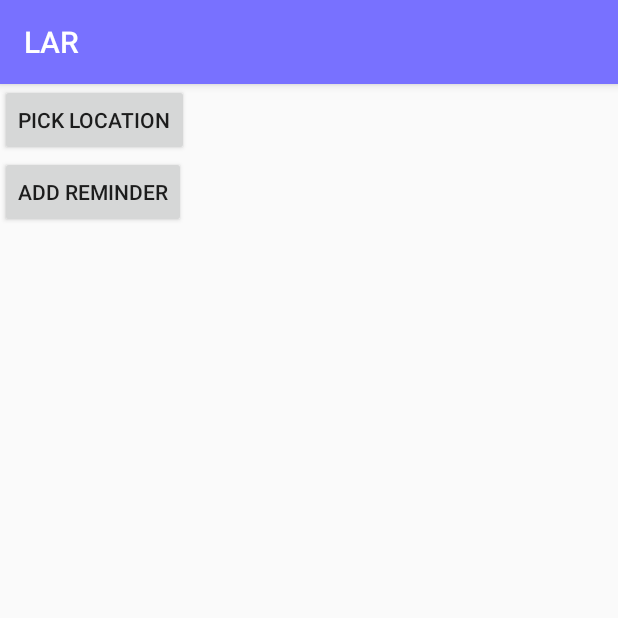
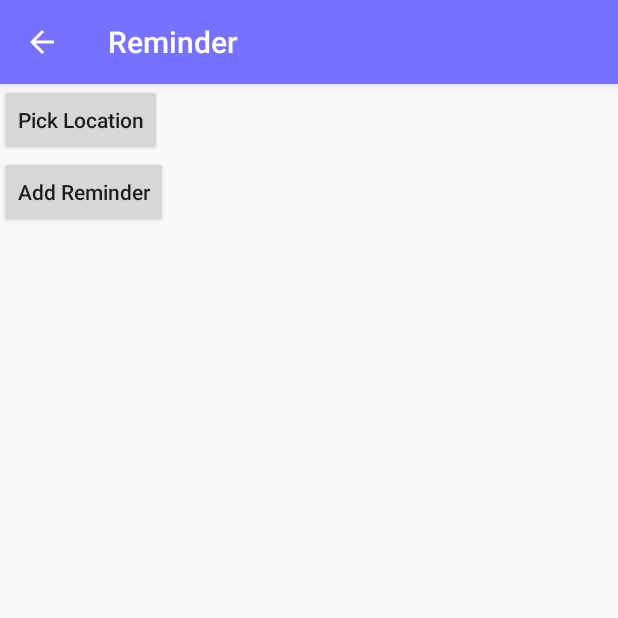
Before and after one commit to smishr16/cse535app, an Android app: the screen it shows after launch (NewTaskActivity), after a tap on an icon or button, on a phone screen of 412 x 824 dp, the top half of it. Run offline under Robolectric (Android 15) with nearby library versions, the phone set to English and light mode, and no system bars.

Commit message:
Added menu items : My Locations, History, Nearby Places, Settings Added buttons to edit screen : Save, Get Directions, Mark as Done Added up button and back button implementation to Reminder screen Added fucntionality to hide buttons for "New" task Added Favourites database table Added Properties database table

```diff
--- a/app/src/main/AndroidManifest.xml
+++ b/app/src/main/AndroidManifest.xml
@@ -22,7 +22,10 @@
             </intent-filter>
         </activity>
         <activity
-            android:name=".activities.NewTaskActivity">
+            android:name=".activities.NewTaskActivity"
+            android:label="@string/label_reminder"
+            android:launchMode="singleTask"
+            android:parentActivityName=".activities.MainActivity" >
         </activity>
         <meta-data
             android:name="com.google.android.gms.version"
--- a/app/src/main/java/asu/edu/cse535/locationawarereminder/activities/MainActivity.java
+++ b/app/src/main/java/asu/edu/cse535/locationawarereminder/activities/MainActivity.java
@@ -21,6 +21,7 @@ public class MainActivity extends AppCompatActivity {
     protected void onCreate(Bundle savedInstanceState) {
         super.onCreate(savedInstanceState);
         setContentView(R.layout.activity_main);
+
         Toolbar toolbar = (Toolbar) findViewById(R.id.toolbar);
         setSupportActionBar(toolbar);
 
@@ -29,11 +30,8 @@ public class MainActivity extends AppCompatActivity {
             @Override
             public void onClick(View view) {
                 Intent intent = new Intent(MainActivity.this, NewTaskActivity.class);
+                intent.putExtra("Type", "New");
                 startActivity(intent);
-                finish();
-                /*Snackbar.make(view, "Replace with your own action", Snackbar.LENGTH_LONG)
-                        .setAction("Action", null).show();*/
-
             }
         });
 
--- a/app/src/main/java/asu/edu/cse535/locationawarereminder/activities/NewTaskActivity.java
+++ b/app/src/main/java/asu/edu/cse535/locationawarereminder/activities/NewTaskActivity.java
@@ -1,11 +1,15 @@
 package asu.edu.cse535.locationawarereminder.activities;
 
+import android.content.Context;
 import android.content.Intent;
 import android.os.Bundle;
+import android.support.v4.app.NavUtils;
 import android.support.v7.app.AppCompatActivity;
+import android.view.MenuItem;
 import android.view.View;
 import android.widget.Button;
 import android.widget.TextView;
+import android.widget.Toast;
 
 import com.google.android.gms.common.GooglePlayServicesNotAvailableException;
 import com.google.android.gms.common.GooglePlayServicesRepairableException;
@@ -25,16 +29,35 @@ import asu.edu.cse535.locationawarereminder.database.Task;
  */
 public class NewTaskActivity extends AppCompatActivity {
 
+    static boolean DEBUG = true;
     static final int PLACE_PICKER_REQUEST = 1;
     static double latitude;
     static double longitude;
+    static String type;
+    static Button buttonSave, buttonGetDirections, buttonMarkDone, buttonPickLocation, buttonAddReminder;
 
     @Override
     protected void onCreate(Bundle savedInstanceState) {
         super.onCreate(savedInstanceState);
         setContentView(R.layout.new_task_activity);
-        /*Toolbar toolbar = (Toolbar) findViewById(R.id.toolbar);
-        setSupportActionBar(toolbar);*/
+
+        // Display up button
+        getSupportActionBar().setDisplayHomeAsUpEnabled(true);
+
+        // Read extras from Intent
+        Bundle extras = getIntent().getExtras();
+        if(extras != null)
+            type = extras.getString("Type");
+
+        buttonSave = (Button)findViewById(R.id.button_save);
+        buttonGetDirections = (Button)findViewById(R.id.button_get_directions);
+        buttonMarkDone = (Button)findViewById(R.id.button_mark_done);
+        buttonAddReminder = (Button)findViewById(R.id.button_add_reminder);
+        buttonPickLocation = (Button)findViewById(R.id.button_picklocation);
+        buttonAddReminder = (Button)findViewById(R.id.button_add_reminder);
+
+        // Method to hide or show controls according to context
+        hideShowControls(getApplicationContext());
 
         // Add onclick for Pick Location button
         Button pickLocation = (Button)findViewById(R.id.button_picklocation);
@@ -55,7 +78,7 @@ public class NewTaskActivity extends AppCompatActivity {
         });
 
         //Add onclick for Add Reminder button
-        Button addRem = (Button)findViewById(R.id.button_add);
+        Button addRem = (Button)findViewById(R.id.button_add_reminder);
         addRem.setOnClickListener(new View.OnClickListener(){
 
             @Override
@@ -80,11 +103,38 @@ public class NewTaskActivity extends AppCompatActivity {
                 LatLng lat_long =  place.getLatLng();
                 latitude = lat_long.latitude;
                 longitude = lat_long.longitude;
-                //String toastMsg = String.format("Place: %s", place.getName());
-                //Toast.makeText(this, toastMsg, Toast.LENGTH_LONG).show();
                 TextView locationText = (TextView)findViewById(R.id.textView_location);
                 locationText.setText(place.getName());
             }
         }
     }
+
+    private void hideShowControls(Context context){
+        if(type.equalsIgnoreCase("New"))
+            hideControlsForNew(context);
+    }
+
+    private static void hideControlsForNew(Context context){
+        buttonMarkDone.setVisibility(View.GONE);
+        buttonGetDirections.setVisibility(View.GONE);
+        buttonSave.setVisibility(View.GONE);
+        if(DEBUG)
+            Toast.makeText(context, "Few buttons have been hidden", Toast.LENGTH_SHORT).show();
+    }
+
+    @Override
+    public boolean onOptionsItemSelected(MenuItem item) {
+        switch (item.getItemId()) {
+            // Respond to the action bar's Up/Home button
+            case android.R.id.home:
+                NavUtils.navigateUpFromSameTask(this);
+                return true;
+        }
+        return super.onOptionsItemSelected(item);
+    }
+
+    @Override
+    public void onBackPressed() {
+        super.onBackPressed();
+    }
 }
--- a/app/src/main/java/asu/edu/cse535/locationawarereminder/database/DBManager.java
+++ b/app/src/main/java/asu/edu/cse535/locationawarereminder/database/DBManager.java
@@ -12,8 +12,9 @@ import android.widget.Toast;
 public class DBManager {
 
     private static SQLiteDatabase db;
+    private static Context dbContext;
+    private static boolean DEBUG = true;
 
-    private static Context dbContext;
     public DBManager(Context context){
         dbContext = context;
     }
@@ -44,7 +45,8 @@ public class DBManager {
             try {
                 db.execSQL(CREATE_TABLE_QUERY);
                 db.setTransactionSuccessful();
-                Toast.makeText(dbContext, "Table created successfully", Toast.LENGTH_LONG).show();
+                if(DEBUG)
+                    Toast.makeText(dbContext, "Table created successfully", Toast.LENGTH_SHORT).show();
             }
             catch (SQLiteException e) {
                 Toast.makeText(dbContext , e.getMessage(), Toast.LENGTH_LONG).show();
@@ -72,7 +74,8 @@ public class DBManager {
                 System.out.println(INSERT_TABLE_QUERY);
                 db.execSQL(INSERT_TABLE_QUERY);
                 db.setTransactionSuccessful();
-                //Toast.makeText(dbContext, "Task added successfully", Toast.LENGTH_LONG).show();
+                if(DEBUG)
+                    Toast.makeText(dbContext, "Task added successfully", Toast.LENGTH_SHORT).show();
             }
             catch (SQLiteException e) {
                 Toast.makeText(dbContext, e.getMessage(), Toast.LENGTH_LONG).show();
--- a/app/src/main/java/asu/edu/cse535/locationawarereminder/database/Task.java
+++ b/app/src/main/java/asu/edu/cse535/locationawarereminder/database/Task.java
@@ -16,6 +16,7 @@ public class Task {
     public static String COLUMN_TASK_STATUS = "Status";
     public static String COLUMN_CREATED_DATE = "Created_Date";
 
+    private int taskId;
     private String desc;
     private Date taskDate;
     private String mot;
@@ -30,6 +31,10 @@ public class Task {
         this.lat = lat;
         this.lng = lng;
         this.createdDate = createdDate;
+    }
+
+    public int getTaskId() {
+        return taskId;
     }
 
     public String getDesc() {
--- a/app/src/main/res/layout/activity_main.xml
+++ b/app/src/main/res/layout/activity_main.xml
@@ -27,7 +27,7 @@
         android:id="@+id/fab"
         android:layout_width="wrap_content"
         android:layout_height="wrap_content"
-        android:layout_gravity="bottom|end"
+        android:layout_gravity="bottom|center"
         android:layout_margin="@dimen/fab_margin"
         android:src="@android:drawable/ic_input_add" />
 
--- a/app/src/main/res/layout/new_task_activity.xml
+++ b/app/src/main/res/layout/new_task_activity.xml
@@ -13,11 +13,12 @@
         <Button
             android:layout_width="wrap_content"
             android:layout_height="wrap_content"
-            android:text="Pick Location"
+            android:text="@string/button_pick_location"
             android:id="@+id/button_picklocation"
             android:layout_alignParentLeft="true"
             android:layout_alignParentStart="true"
-            android:layout_alignParentTop="true" />
+            android:layout_alignParentTop="true"
+            android:textAllCaps="false" />
 
         <TextView
             android:layout_width="fill_parent"
@@ -38,9 +39,42 @@
         style="?android:attr/buttonStyleSmall"
         android:layout_width="wrap_content"
         android:layout_height="wrap_content"
-        android:text="Add Reminder"
-        android:id="@+id/button_add"
+        android:text="@string/button_add_reminder"
+        android:id="@+id/button_add_reminder"
         android:layout_below="@+id/linearLayout"
-        android:layout_alignParentStart="true" />
+        android:layout_alignParentStart="true"
+        android:textAllCaps="false" />
+
+    <Button
+        style="?android:attr/buttonStyleSmall"
+        android:layout_width="wrap_content"
+        android:layout_height="wrap_content"
+        android:text="@string/button_save"
+        android:id="@+id/button_save"
+        android:textAllCaps="false" />
+
+    <LinearLayout
+        android:orientation="horizontal"
+        android:layout_width="match_parent"
+        android:layout_height="wrap_content"
+        android:layout_gravity="center_horizontal">
+
+        <Button
+            style="?android:attr/buttonStyleSmall"
+            android:layout_width="wrap_content"
+            android:layout_height="wrap_content"
+            android:text="@string/button_get_directions"
+            android:id="@+id/button_get_directions"
+            android:layout_gravity="center_horizontal"
+            android:textAllCaps="false" />
+
+        <Button
+            style="?android:attr/buttonStyleSmall"
+            android:layout_width="wrap_content"
+            android:layout_height="wrap_content"
+            android:text="@string/button_mark_done"
+            android:id="@+id/button_mark_done"
+            android:textAllCaps="false" />
+    </LinearLayout>
 
 </LinearLayout>
--- a/app/src/main/res/menu/menu_main.xml
+++ b/app/src/main/res/menu/menu_main.xml
@@ -3,8 +3,23 @@
     xmlns:tools="http://schemas.android.com/tools"
     tools:context=".activities.MainActivity">
     <item
+        android:id="@+id/action_my_locations"
+        android:orderInCategory="1"
+        android:title="@string/action_my_locations"
+        app:showAsAction="never" />
+    <item
+        android:id="@+id/action_history"
+        android:orderInCategory="2"
+        android:title="@string/action_history"
+        app:showAsAction="never" />
+    <item
+        android:id="@+id/action_nearby_places"
+        android:orderInCategory="3"
+        android:title="@string/action_nearby_places"
+        app:showAsAction="never" />
+    <item
         android:id="@+id/action_settings"
-        android:orderInCategory="100"
+        android:orderInCategory="4"
         android:title="@string/action_settings"
         app:showAsAction="never" />
 </menu>
--- a/app/src/main/res/values/strings.xml
+++ b/app/src/main/res/values/strings.xml
@@ -1,4 +1,13 @@
 <resources>
     <string name="app_name">LAR</string>
     <string name="action_settings">Settings</string>
+    <string name="action_nearby_places">Nearby Places</string>
+    <string name="action_my_locations">My Locations</string>
+    <string name="action_history">History</string>
+    <string name="button_pick_location">Pick Location</string>
+    <string name="button_add_reminder">Add Reminder</string>
+    <string name="button_save">Save</string>
+    <string name="button_get_directions">Get Directions</string>
+    <string name="button_mark_done">Mark as Done</string>
+    <string name="label_reminder">Reminder</string>
 </resources>
```
Also changed, not shown: app/src/main/java/asu/edu/cse535/locationawarereminder/database/FavouriteLocations.java (added, +33 -0 lines), app/src/main/java/asu/edu/cse535/locationawarereminder/database/Properties.java (added, +21 -0 lines).
